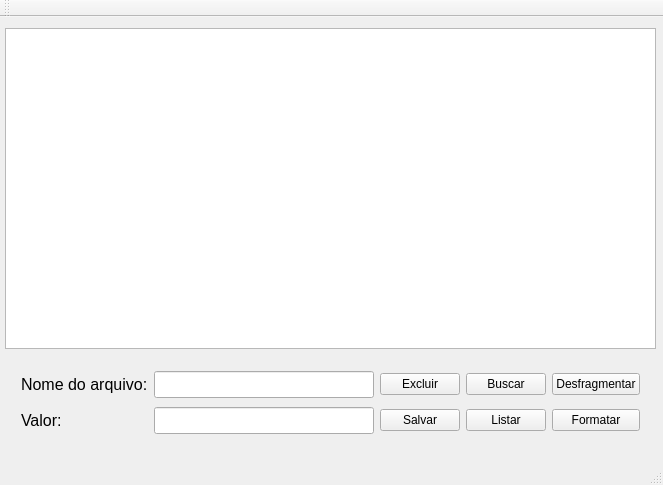
First picture: the form in GerenciadorDeDisco/mainwindow.ui, repository claranobre/project_disk, before the edit.
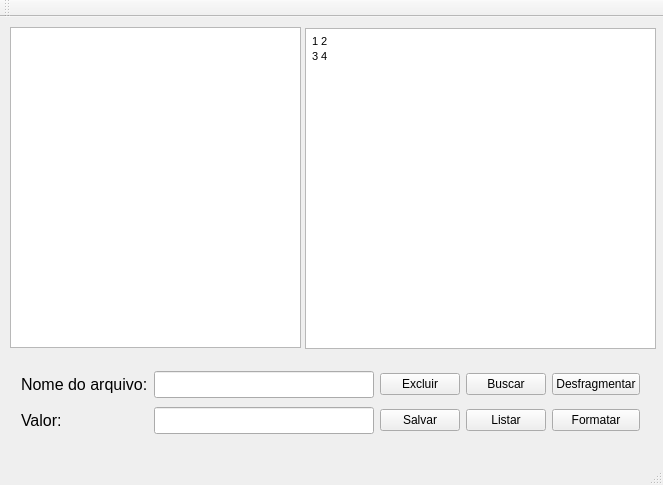
Second picture: the form after the edit.

The edit to the form file:
```diff
--- a/GerenciadorDeDisco/mainwindow.ui
+++ b/GerenciadorDeDisco/mainwindow.ui
@@ -116,20 +116,52 @@
    <widget class="QTextBrowser" name="grafico">
     <property name="geometry">
      <rect>
-      <x>5</x>
+      <x>305</x>
       <y>11</y>
-      <width>651</width>
+      <width>351</width>
       <height>321</height>
      </rect>
     </property>
     <property name="html">
      <string notr="true">&lt;!DOCTYPE HTML PUBLIC &quot;-//W3C//DTD HTML 4.0//EN&quot; &quot;http://www.w3.org/TR/REC-html40/strict.dtd&quot;&gt;
-&lt;html&gt;&lt;head&gt;&lt;meta name=&quot;qrichtext&quot; content=&quot;1&quot; /&gt;&lt;style type=&quot;text/css&quot;&gt;
+&lt;html&gt;&lt;head&gt;&lt;meta name=&quot;qrichtext&quot; content=&quot;1&quot; /&gt;&lt;title&gt;Teste&lt;/title&gt;&lt;style type=&quot;text/css&quot;&gt;
 p, li { white-space: pre-wrap; }
 &lt;/style&gt;&lt;/head&gt;&lt;body style=&quot; font-family:'MS Shell Dlg 2'; font-size:8.25pt; font-weight:400; font-style:normal;&quot;&gt;
-&lt;p style=&quot;-qt-paragraph-type:empty; margin-top:0px; margin-bottom:0px; margin-left:0px; margin-right:0px; -qt-block-indent:0; text-indent:0px; font-size:8pt;&quot;&gt;&lt;br /&gt;&lt;/p&gt;&lt;/body&gt;&lt;/html&gt;</string>
+&lt;table border=&quot;0&quot; style=&quot; margin-top:0px; margin-bottom:0px; margin-left:0px; margin-right:0px;&quot; cellspacing=&quot;2&quot; cellpadding=&quot;0&quot;&gt;
+&lt;tr&gt;
+&lt;td&gt;
+&lt;p style=&quot; margin-top:0px; margin-bottom:0px; margin-left:0px; margin-right:0px; -qt-block-indent:0; text-indent:0px;&quot;&gt;&lt;span style=&quot; font-size:8pt;&quot;&gt;1&lt;/span&gt;&lt;/p&gt;&lt;/td&gt;
+&lt;td&gt;
+&lt;p style=&quot; margin-top:0px; margin-bottom:0px; margin-left:0px; margin-right:0px; -qt-block-indent:0; text-indent:0px;&quot;&gt;&lt;span style=&quot; font-size:8pt;&quot;&gt;2&lt;/span&gt;&lt;/p&gt;&lt;/td&gt;&lt;/tr&gt;
+&lt;tr&gt;
+&lt;td&gt;
+&lt;p style=&quot; margin-top:0px; margin-bottom:0px; margin-left:0px; margin-right:0px; -qt-block-indent:0; text-indent:0px;&quot;&gt;&lt;span style=&quot; font-size:8pt;&quot;&gt;3&lt;/span&gt;&lt;/p&gt;&lt;/td&gt;
+&lt;td&gt;
+&lt;p style=&quot; margin-top:0px; margin-bottom:0px; margin-left:0px; margin-right:0px; -qt-block-indent:0; text-indent:0px;&quot;&gt;&lt;span style=&quot; font-size:8pt;&quot;&gt;4&lt;/span&gt;&lt;/p&gt;&lt;/td&gt;&lt;/tr&gt;&lt;/table&gt;&lt;/body&gt;&lt;/html&gt;</string>
     </property>
    </widget>
+   <widget class="QTableView" name="tableView">
+    <property name="geometry">
+     <rect>
+      <x>10</x>
+      <y>10</y>
+      <width>291</width>
+      <height>321</height>
+     </rect>
+    </property>
+    <property name="sizeAdjustPolicy">
+     <enum>QAbstractScrollArea::AdjustToContentsOnFirstShow</enum>
+    </property>
+    <property name="showGrid">
+     <bool>false</bool>
+    </property>
+    <attribute name="horizontalHeaderDefaultSectionSize">
+     <number>100</number>
+    </attribute>
+    <attribute name="horizontalHeaderMinimumSectionSize">
+     <number>30</number>
+    </attribute>
+   </widget>
   </widget>
   <widget class="QMenuBar" name="menuBar">
    <property name="geometry">
```
Left out of the diff: 2 changed lines with no effect on the pictures.
